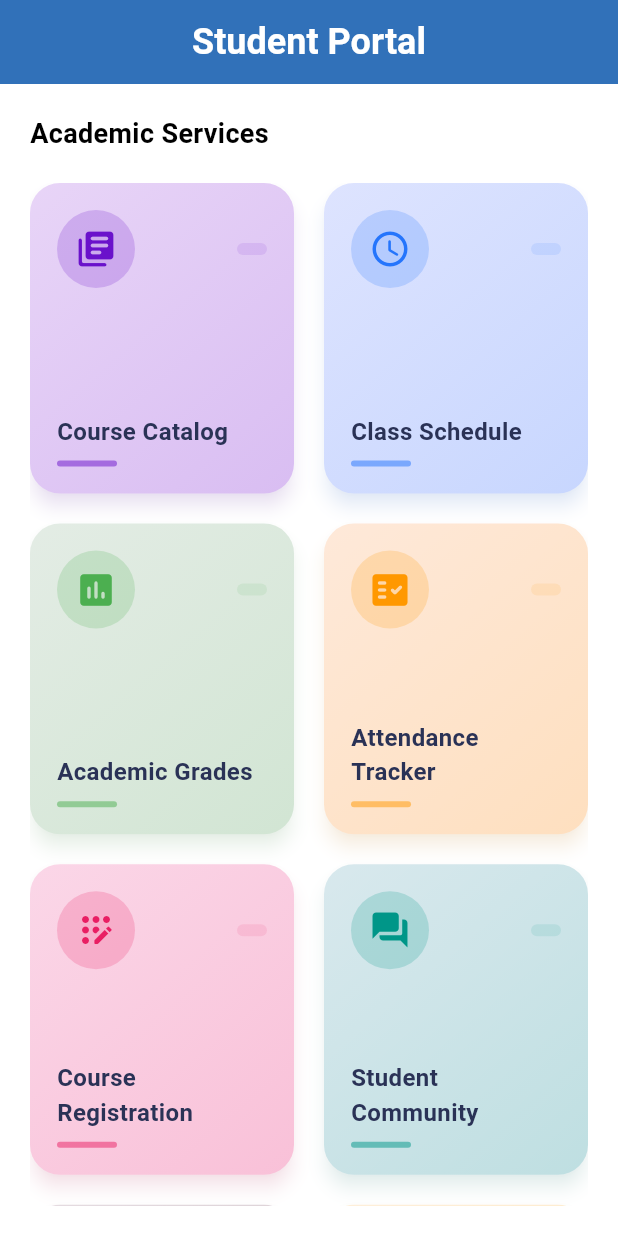
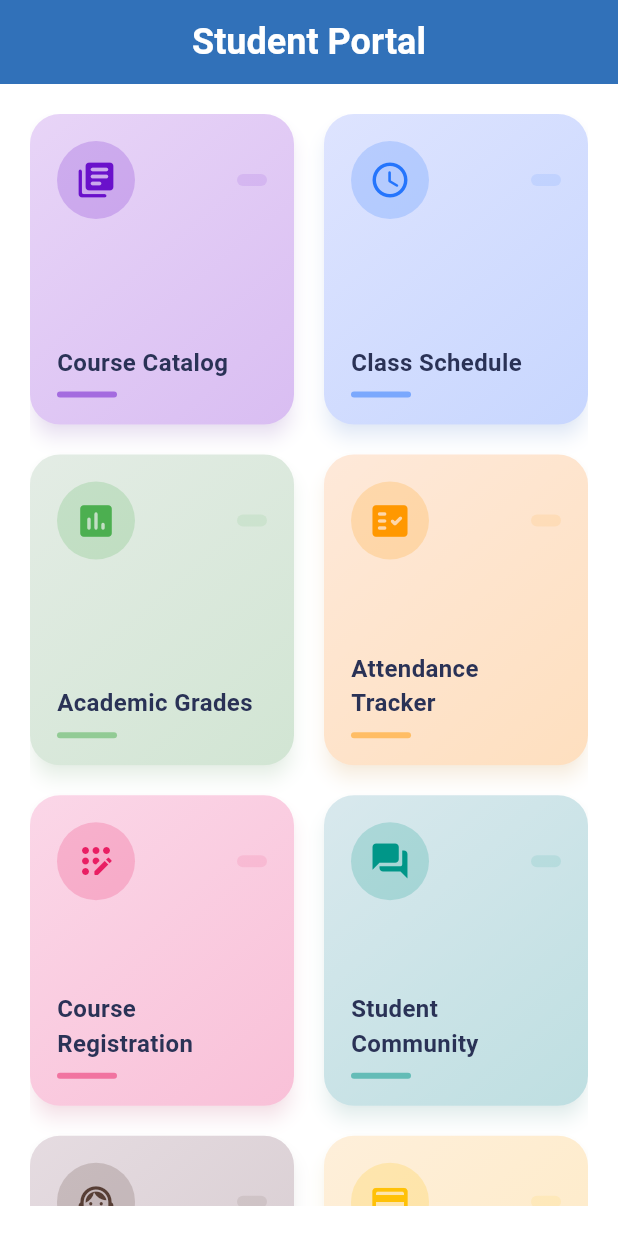
Before and after one commit to GT-AXE/HUE_Alfa, a Flutter app: the StudentsPage screen opened directly, on a phone screen of 412 x 824 dp. Run offline on Flutter 3.47's test engine with Material 3 defaults, Android fonts, the phone set to English and light mode, and no system bars; our stand-ins replace get, google_fonts, image_picker, shared_preferences, supabase_flutter; accounts and stored records are empty.

Commit message:
edit Pages students

```diff
--- a/lib/Pages/education/students.dart
+++ b/lib/Pages/education/students.dart
@@ -28,17 +28,6 @@ class StudentsPage extends StatelessWidget {
         child: Column(
           crossAxisAlignment: CrossAxisAlignment.start,
           children: [
-            const Padding(
-              padding: EdgeInsets.only(bottom: 20),
-              child: Text(
-                'Academic Services',
-                style: TextStyle(
-                  fontSize: 18,
-                  fontWeight: FontWeight.w600,
-                  color: StudentsPageColors.sectionTitle, // استخدام لون العنوان
-                ),
-              ),
-            ),
             Expanded(
               child: GridView.count(
                 crossAxisCount: 2,
```
